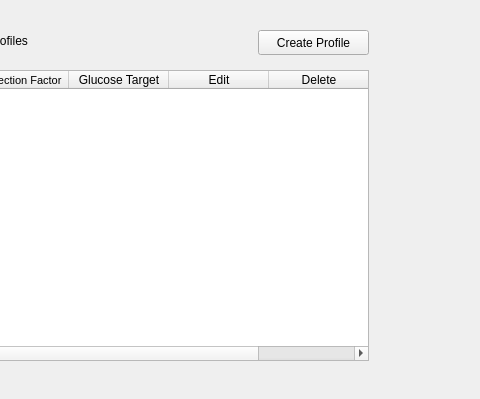
Before: the Qt Designer form profilepage.ui in yunusao/Tandem-t-slim-Insulin-Pump-Simulator, drawn with Qt 5; both pictures show x 392 to 872 and y 0 to 399 of the 872 by 399 pixel window.
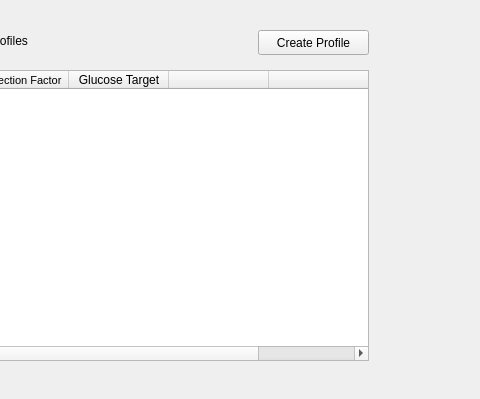
After: the same form once the commit is applied.

Commit message: Make UI changes to table

```diff
--- a/profilepage.ui
+++ b/profilepage.ui
@@ -98,12 +98,12 @@
    </column>
    <column>
     <property name="text">
-     <string>Edit</string>
+     <string/>
     </property>
    </column>
    <column>
     <property name="text">
-     <string>Delete</string>
+     <string/>
     </property>
    </column>
   </widget>
```
